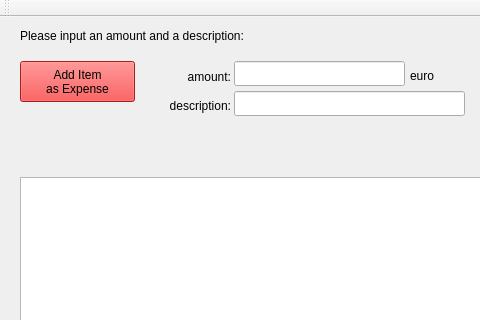
Qt form mainwindow.ui (halilgithub/expense_tracker) before a commit; both pictures show x 0 to 480 and y 0 to 320 of the 635 by 640 pixel window.
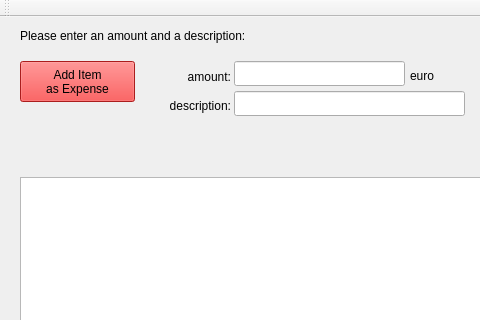
The same form after that commit.

Commit message: removing problem solved

Diff of the .ui file:
```diff
--- a/mainwindow.ui
+++ b/mainwindow.ui
@@ -118,7 +118,7 @@
      </rect>
     </property>
     <property name="text">
-     <string>Please input an amount and a description:</string>
+     <string>Please enter an amount and a description:</string>
     </property>
    </widget>
    <widget class="QPushButton" name="removeItemButton">
```
Left out of the diff: 5 changed lines with no effect on the pictures. The commit also changes 1 other file.
